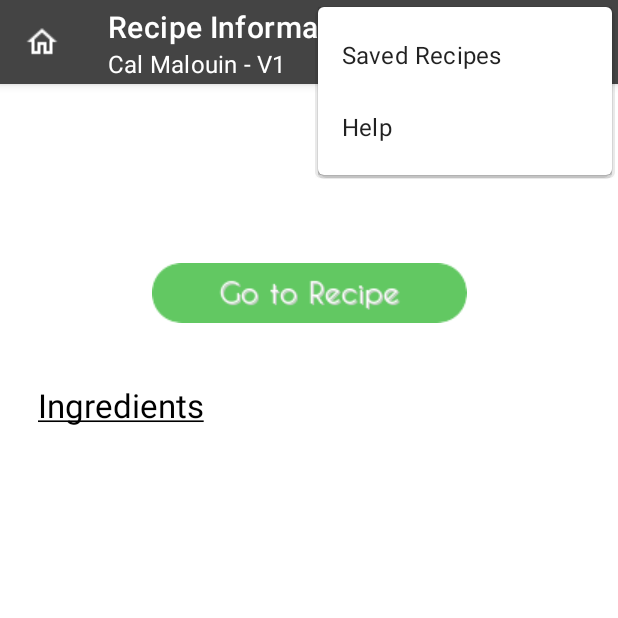
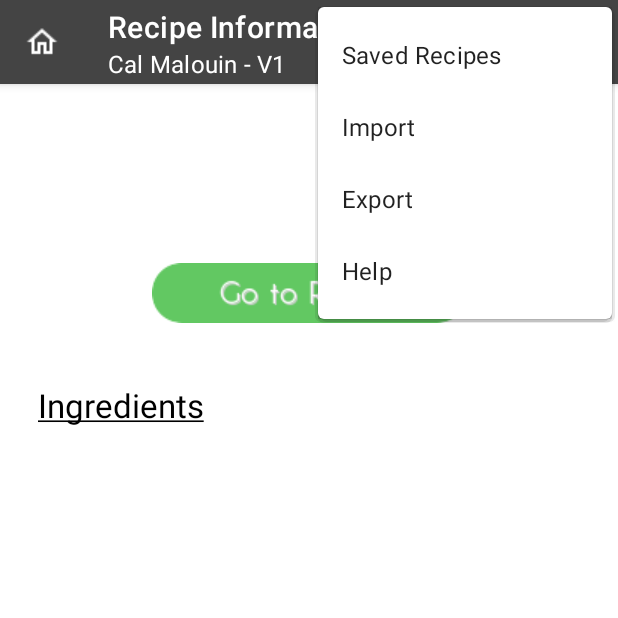
Before and after one commit to malo0186/FinalProject, an Android app: the RecipePage screen opened directly, with no data from a screen before it, with the options menu open, on a phone screen of 412 x 824 dp, the top half of it. Run offline under Robolectric (Android 15) with nearby library versions, the phone set to English and light mode, and no system bars; 1 statement that could not run was skipped.

```diff
--- a/app/src/main/res/menu/recipe_page_menu.xml
+++ b/app/src/main/res/menu/recipe_page_menu.xml
@@ -6,6 +6,18 @@
         android:id="@+id/action_saves"
         android:orderInCategory="100"
         android:title="@string/savedRecipes"
+        app:showAsAction="never" />
+
+    <item
+        android:id="@+id/recipe_db_import"
+        android:orderInCategory="100"
+        android:title="@string/recipe_db_import"
+        app:showAsAction="never" />
+
+    <item
+        android:id="@+id/recipe_db_export"
+        android:orderInCategory="100"
+        android:title="@string/recipe_db_export"
         app:showAsAction="never" />
 
     <item
--- a/app/src/main/res/menu/recipe_search_menu.xml
+++ b/app/src/main/res/menu/recipe_search_menu.xml
@@ -6,6 +6,18 @@
         android:id="@+id/action_saves"
         android:orderInCategory="100"
         android:title="@string/savedRecipes"
+        app:showAsAction="never" />
+
+    <item
+        android:id="@+id/recipe_db_import"
+        android:orderInCategory="100"
+        android:title="@string/recipe_db_import"
+        app:showAsAction="never" />
+
+    <item
+        android:id="@+id/recipe_db_export"
+        android:orderInCategory="100"
+        android:title="@string/recipe_db_export"
         app:showAsAction="never" />
 
     <item
--- a/app/src/main/res/values/strings.xml
+++ b/app/src/main/res/values/strings.xml
@@ -68,5 +68,9 @@
     <string name="toast_dialog_delete_save_text_no">No</string>
     <string name="toast_dialog_delete_save_text_title">Delete Recipe</string>
     <string name="choose_which_app_to_launch">Choose which app you would like to launch.</string>
+    <string name="recipe_db_import">Import</string>
+    <string name="recipe_db_export">Export</string>
+    <string name="toast_dialog_import_from_db">Importing Saved Recipes</string>
+    <string name="toast_dialog_export_to_db">Exporting Saved Recipes</string>
 
 </resources>
```
Also changed, not shown: app/src/main/java/com/cst2335/finalproject/recipeSearch/RecipeDB.java (added, +94 -0 lines), app/src/main/java/com/cst2335/finalproject/recipeSearch/RecipePage.java (+62 -0 lines), app/src/main/java/com/cst2335/finalproject/recipeSearch/RecipeSearch.java (+62 -0 lines), 1 other file.
